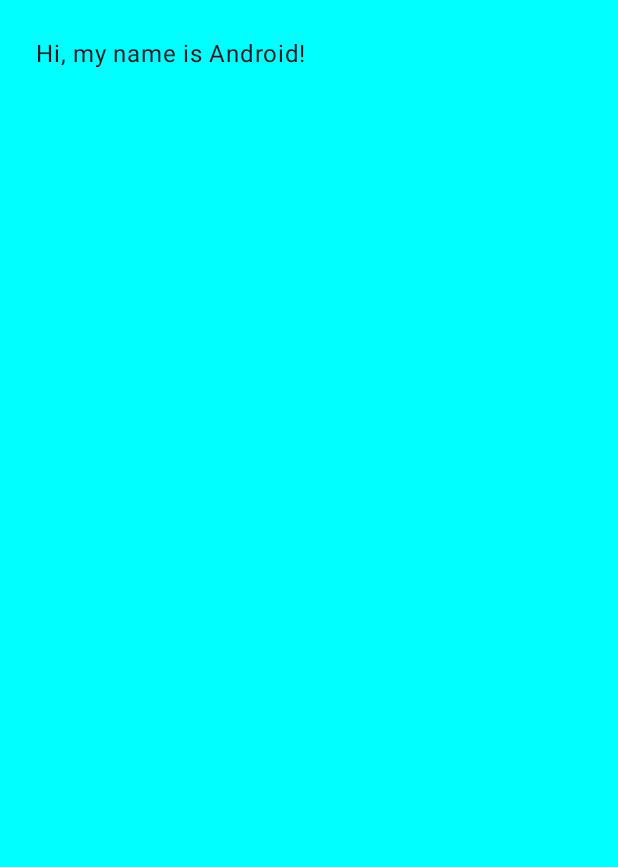
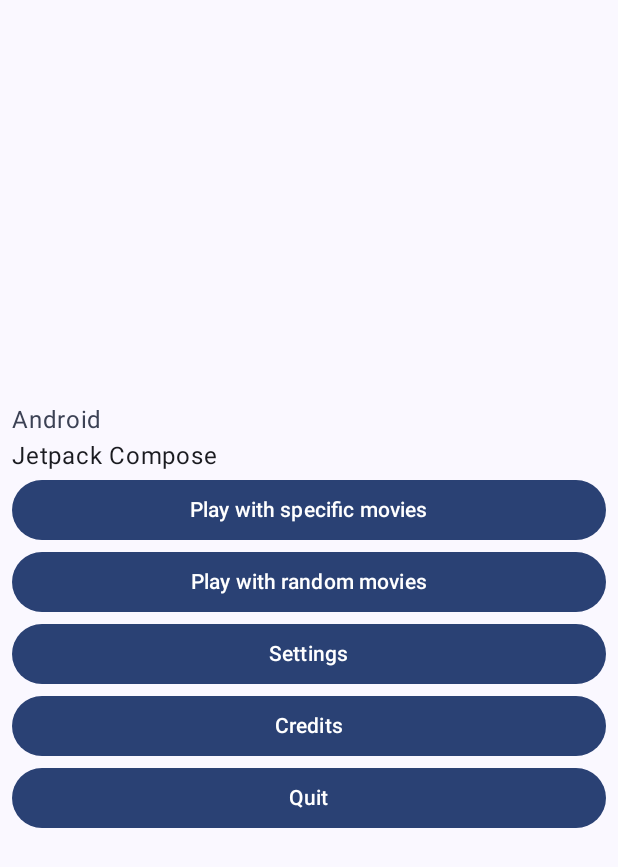
Before and after one commit to Facel3ss1/hacknotts24, an Android app built with Jetpack Compose: the screen it shows after launch (MainActivity), on a phone screen of 412 x 824 dp. Before the commit the part shown is almost empty. Shown: the top 867 px of the screen. Run offline under Robolectric (Android 15) with nearby library versions, the phone set to English and light mode, and no system bars.

Commit message:
Added menu

```diff
--- a/client/app/build.gradle.kts
+++ b/client/app/build.gradle.kts
@@ -5,7 +5,7 @@ plugins {
 
 android {
     namespace = "com.example.movieapp"
-    compileSdk = 33
+    compileSdk = 34
 
     defaultConfig {
         applicationId = "com.example.movieapp"
@@ -63,4 +63,7 @@ dependencies {
     androidTestImplementation("androidx.compose.ui:ui-test-junit4")
     debugImplementation("androidx.compose.ui:ui-tooling")
     debugImplementation("androidx.compose.ui:ui-test-manifest")
+
+    val nav_version = "2.7.5"
+    implementation("androidx.navigation:navigation-compose:$nav_version")
 }
--- a/client/app/src/main/java/com/example/movieapp/MainActivity.kt
+++ b/client/app/src/main/java/com/example/movieapp/MainActivity.kt
@@ -3,7 +3,8 @@ package com.example.movieapp
 import android.os.Bundle
 import androidx.activity.ComponentActivity
 import androidx.activity.compose.setContent
-import androidx.compose.foundation.layout.Box
+import androidx.compose.foundation.layout.Column
+import androidx.compose.foundation.layout.Row
 import androidx.compose.foundation.layout.fillMaxSize
 import androidx.compose.foundation.layout.padding
 import androidx.compose.material3.MaterialTheme
@@ -11,41 +12,171 @@ import androidx.compose.material3.Surface
 import androidx.compose.material3.Text
 import androidx.compose.runtime.Composable
 import androidx.compose.ui.Modifier
-import androidx.compose.ui.graphics.Color
 import androidx.compose.ui.tooling.preview.Preview
 import androidx.compose.ui.unit.dp
 import com.example.movieapp.ui.theme.MovieAppTheme
+import android.content.res.Configuration
+import androidx.compose.foundation.layout.Box
+import androidx.compose.foundation.layout.PaddingValues
+import androidx.compose.foundation.layout.fillMaxWidth
+import androidx.compose.material3.Button
+import androidx.compose.ui.Alignment
+import androidx.navigation.NavHostController
+import androidx.navigation.compose.NavHost
+import androidx.navigation.compose.composable
+import androidx.navigation.compose.rememberNavController
 
 class MainActivity : ComponentActivity() {
     override fun onCreate(savedInstanceState: Bundle?) {
         super.onCreate(savedInstanceState)
         setContent {
             MovieAppTheme {
-                // A surface container using the 'background' color from the theme
-                Surface(modifier = Modifier.fillMaxSize(), color = MaterialTheme.colorScheme.background) {
-                    Greeting("Android")
+                Surface(modifier = Modifier.fillMaxSize()) {
+                    val navController = rememberNavController()
+                    MyAppNavHost(modifier = Modifier.fillMaxSize())
                 }
             }
         }
     }
 }
 
+data class Message(val author: String, val body: String)
+
+
 @Composable
-fun Greeting(name: String, modifier: Modifier = Modifier) {
-    Surface(color = Color.Cyan) {
-        Text(
-            text = "Hi, my name is $name!",
-            modifier = modifier.padding(24.dp)
-        )
+fun MyAppNavHost(modifier: Modifier = Modifier,
+                 navController: NavHostController = rememberNavController(),
+                 startDestination: String = "profile",)  {
+    MovieAppTheme {
+        NavHost(modifier = modifier, navController = navController, startDestination = "menu") {
+            composable("menu") {
+                Menu(
+                    Message("Android", "Jetpack Compose"),
+                    onNavigateToSearchMovies = { navController.navigate("searchmovies") },
+                    onNavigateToRandomMovies = { navController.navigate("randommovies") },
+                    onNavigateToSettings = { navController.navigate("settings") },
+                    onNavigateToCredits = { navController.navigate("theCredits") },
+                    onNavigateToQuit = { navController.navigate("quit") }
+                )
+            }
+            composable("searchmovies") {
+                SearchMovies()
+            }
+            composable("randommovies") {
+                RandomMovies()
+            }
+            composable("settings") {
+                Settings()
+            }
+            composable("theCredits") {
+                Credits()
+            }
+        }
+            /*...*/
+    }
+//    Surface(color = Color.Cyan) {
+//        Text(
+//            text = "Hi, my name is $name!",
+//            modifier = modifier.padding(24.dp)
+//        )
+//    }
+
+}
+
+@Composable
+fun Settings() {
+
+}
+
+@Composable
+fun RandomMovies() {
+
+}
+@Composable
+fun Credits() {
+    Box(contentAlignment = Alignment.Center) {
+        Column {
+            Text(
+                color = MaterialTheme.colorScheme.secondary,
+                text = "Coding - Peter Medus"
+            )
+            Text(
+                color = MaterialTheme.colorScheme.secondary,
+                text = "Coding - Charlie Baker"
+            )
+        }
     }
 }
 
-@Preview(showBackground = true)
 @Composable
-fun GreetingPreview() {
-    MovieAppTheme {
-        Box {
-            Greeting("Bob")
+fun SearchMovies() {
+
+}
+
+
+@Composable
+fun Menu(
+    msg: Message,
+    onNavigateToSearchMovies: () -> Unit,
+    onNavigateToRandomMovies: () -> Unit,
+    onNavigateToSettings: () -> Unit,
+    onNavigateToCredits: () -> Unit,
+    onNavigateToQuit: () -> Unit,
+) {
+    Box(contentAlignment = Alignment.Center) {
+        Row(modifier = Modifier.padding(all = 8.dp)) {
+//        Image(
+//            painter = painterResource(R.drawable.profile_picture),
+//            contentDescription = "Contact profile picture",
+//        )
+            Column {
+                Text(
+                    color = MaterialTheme.colorScheme.secondary,
+                    text = msg.author
+                )
+                Text(
+                    text = msg.body
+                )
+                Column() {
+                    Button(onClick = onNavigateToSearchMovies, modifier = Modifier.fillMaxWidth()) {
+                        Text(text = "Play with specific movies")
+                    }
+                    Button(onClick = onNavigateToRandomMovies, modifier = Modifier.fillMaxWidth()) {
+                        Text(text = "Play with random movies")
+                    }
+                    Button(onClick = onNavigateToSettings, modifier = Modifier.fillMaxWidth()) {
+                        Text(text = "Settings")
+                    }
+                    Button(onClick = onNavigateToCredits, modifier = Modifier.fillMaxWidth()) {
+                        Text(text = "Credits")
+                    }
+                    Button(onClick = onNavigateToQuit, modifier = Modifier.fillMaxWidth()) {
+                        Text(text = "Quit")
+                    }
+                }
+            }
         }
     }
 }
+
+@Preview(name = "Light Mode")
+@Preview(
+    uiMode = Configuration.UI_MODE_NIGHT_YES,
+    showBackground = true,
+    name = "Dark Mode"
+)
+@Composable
+fun PreviewMessageCard() {
+    MovieAppTheme {
+        Column {
+            Menu(
+                msg = Message("Lexi", "Hey, take a look at Jetpack Compose, it's great!"),
+                onNavigateToSearchMovies = {},
+                onNavigateToRandomMovies = {},
+                onNavigateToCredits = {},
+                onNavigateToSettings = {},
+                onNavigateToQuit = {}
+            )
+        }
+    }
+}
--- a/client/app/src/main/java/com/example/movieapp/ui/theme/Theme.kt
+++ b/client/app/src/main/java/com/example/movieapp/ui/theme/Theme.kt
@@ -10,6 +10,7 @@ import androidx.compose.material3.dynamicLightColorScheme
 import androidx.compose.material3.lightColorScheme
 import androidx.compose.runtime.Composable
 import androidx.compose.runtime.SideEffect
+import androidx.compose.ui.graphics.Color
 import androidx.compose.ui.graphics.toArgb
 import androidx.compose.ui.platform.LocalContext
 import androidx.compose.ui.platform.LocalView
@@ -18,7 +19,8 @@ import androidx.core.view.WindowCompat
 private val DarkColorScheme = darkColorScheme(
         primary = Purple80,
         secondary = PurpleGrey80,
-        tertiary = Pink80
+        tertiary = Pink80,
+
 )
 
 private val LightColorScheme = lightColorScheme(
@@ -27,7 +29,7 @@ private val LightColorScheme = lightColorScheme(
         tertiary = Pink40
 
         /* Other default colors to override
-    background = Color(0xFFFFFBFE),
+        background = Color(0xFFc0ffee),
     surface = Color(0xFFFFFBFE),
     onPrimary = Color.White,
     onSecondary = Color.White,
```
